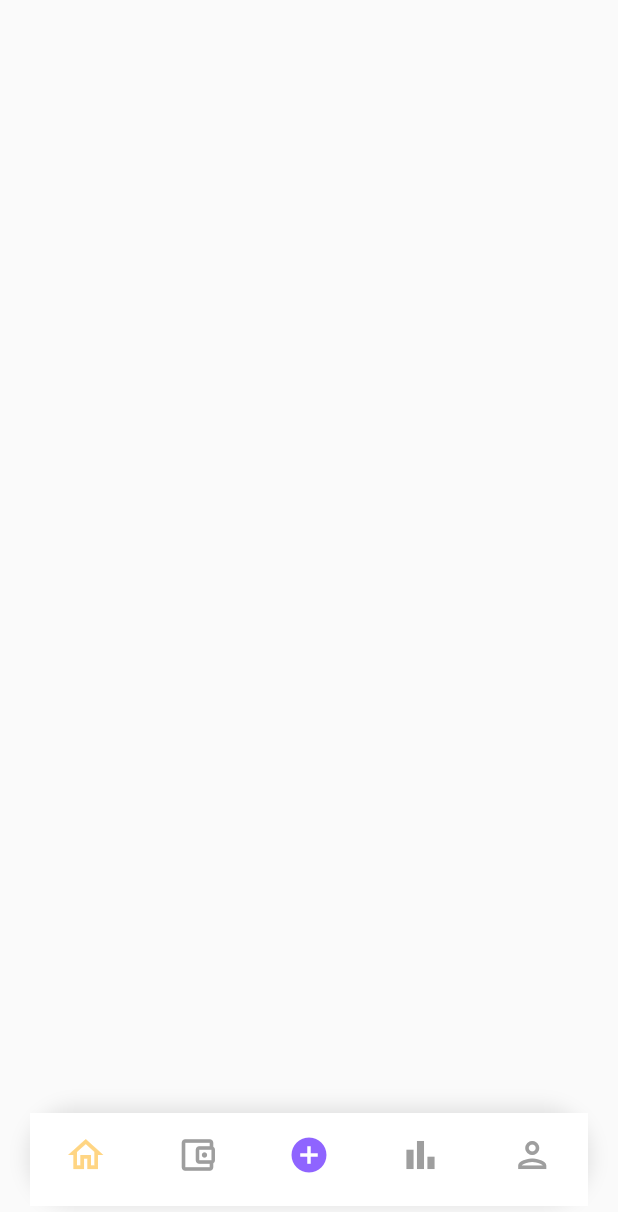
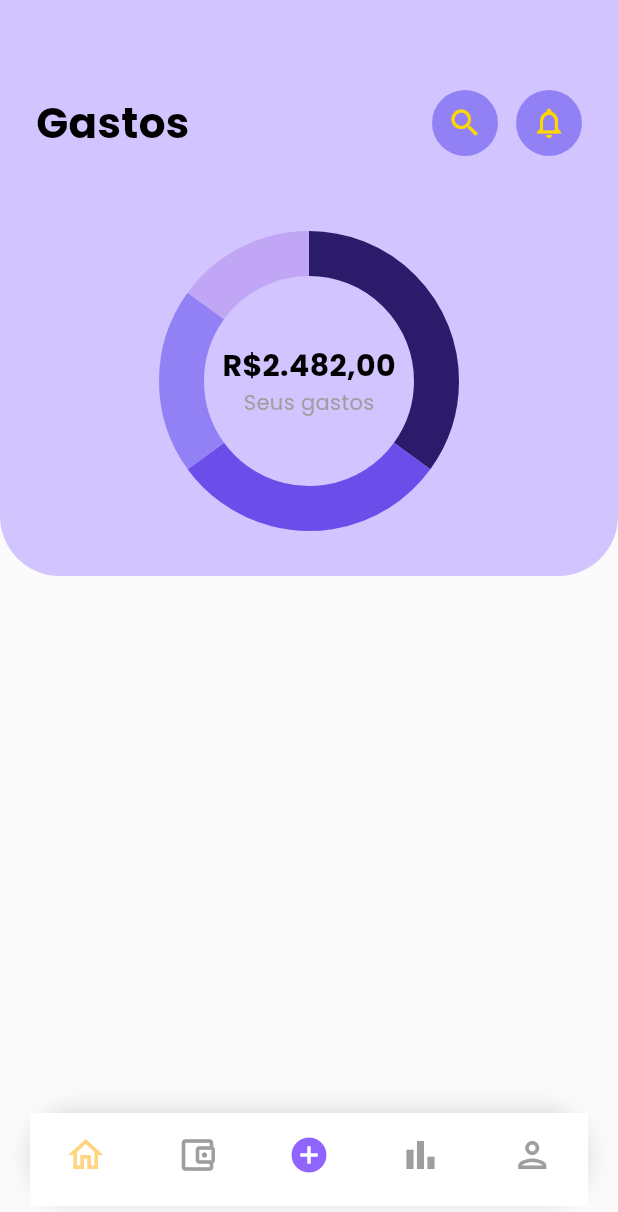
Before and after one commit to hribes/Invezzte, a Flutter app: the Spending screen opened directly, on a phone screen of 412 x 824 dp. Shown: the top 1212 px of the screen. Run offline on Flutter 3.47's test engine with Material 3 defaults, Android fonts, the phone set to English and light mode, and no system bars; drawn by our look-alikes of fl_chart.

Commit message:
feat: cria o header de gastos

```diff
--- a/lib/features/gastos/presentation/spending.dart
+++ b/lib/features/gastos/presentation/spending.dart
@@ -1,5 +1,6 @@
 import 'package:flutter/material.dart' hide SearchBar;
 import 'package:invezzte/core/widgets/NavBar.dart';
+import 'package:invezzte/features/gastos/widgets/spending_header.dart';
 
 class Spending extends StatelessWidget {
   const Spending({super.key});
@@ -17,6 +18,7 @@ class Spending extends StatelessWidget {
               //Aqui irei colocar os Widgets
 
               //1. Cabeçalho (SpendingHeader)
+              SpendingHeader(),
               //2. Filtros (SpendingFilterList)
               //3. Data (SpendingDateHeader)
               //4. Transações (SpendingTransactionsList)
--- /dev/null
+++ b/lib/features/gastos/widgets/spending_chart.dart
@@ -0,0 +1,70 @@
+import 'package:fl_chart/fl_chart.dart';
+import 'package:flutter/material.dart';
+
+class SpendingChart extends StatelessWidget {
+  const SpendingChart({super.key});
+
+  @override
+  Widget build(BuildContext context) {
+
+    return SizedBox(
+      height: 180,
+      width: 180,
+      child: Stack(
+        children: [
+          Positioned.fill(
+            child: PieChart(
+              PieChartData(
+                startDegreeOffset: -90,
+                centerSpaceRadius: 70,
+                sectionsSpace: 0,
+                sections: [
+                  _buildPieSection(value: 35, color: const Color(0xFF2A1C6A)),
+                  _buildPieSection(value: 30, color: const Color(0xFF6B4EEA)),
+                  _buildPieSection(value: 20, color: const Color(0xFF9181F4)),
+                  _buildPieSection(value: 15, color: const Color(0xFFC0A6F4)),
+                ],
+              ),
+            ),
+          ),
+
+
+          const Positioned.fill(
+            child: Column(
+              mainAxisAlignment: MainAxisAlignment.center,
+              children: [
+                Text(
+                  'R\$2.482,00',
+                  style: TextStyle(
+                    fontSize: 20,
+                    fontWeight: FontWeight.bold,
+                    color: Colors.black,
+                  ),
+                ),
+                Text(
+                  'Seus gastos',
+                  style: TextStyle(
+                    fontSize: 14,
+                    color: Colors.grey,
+                  ),
+                ),
+              ],
+            ),
+          ),
+        ],
+      ),
+    );
+  }
+
+  static PieChartSectionData _buildPieSection({
+    required double value,
+    required Color color,
+  }) {
+    return PieChartSectionData(
+      color: color,
+      value: value,
+      title: '',
+      radius: 30,
+    );
+  }
+}
--- /dev/null
+++ b/lib/features/gastos/widgets/spending_header.dart
@@ -0,0 +1,64 @@
+import 'package:flutter/material.dart';
+import 'spending_chart.dart';
+
+class SpendingHeader extends StatelessWidget {
+  const SpendingHeader({super.key});
+
+  @override
+  Widget build(BuildContext context) {
+    return Container( //Espaço roxo
+      padding: const EdgeInsets.fromLTRB(24, 60, 24, 40),
+      decoration: const BoxDecoration(
+        color: Color(0xFFD1C4FF),
+        borderRadius: BorderRadius.only(
+          bottomLeft: Radius.circular(40),
+          bottomRight: Radius.circular(40),
+        ),
+      ),
+      child: Column(
+        children: [
+          Row(
+            mainAxisAlignment: MainAxisAlignment.spaceBetween,
+            children: [
+              const Text(
+                'Gastos',
+                style: TextStyle(
+                  fontSize: 28,
+                  fontWeight: FontWeight.bold,
+                  color: Colors.black,
+                ),
+              ),
+              Row(
+                children: [
+                  _buildHeaderButton(Icons.search),
+                  const SizedBox(width: 12),
+                  _buildHeaderButton(Icons.notifications_none),
+                ],
+              )
+            ],
+          ),
+
+          const SizedBox(height: 60),
+
+          const Center(
+            child: SpendingChart(),
+          ),
+        ],
+      ),
+
+    );
+  }
+  Widget _buildHeaderButton(IconData icon) {
+    return Container(
+      padding: const EdgeInsets.all(10),
+      decoration: const BoxDecoration(
+        color: Color(0xFF9181F4),
+        shape: BoxShape.circle,
+      ),
+      child: Icon(
+        icon,
+        color: const Color(0xFFFFD700),
+        size: 24),
+    );
+  }
+}
```
